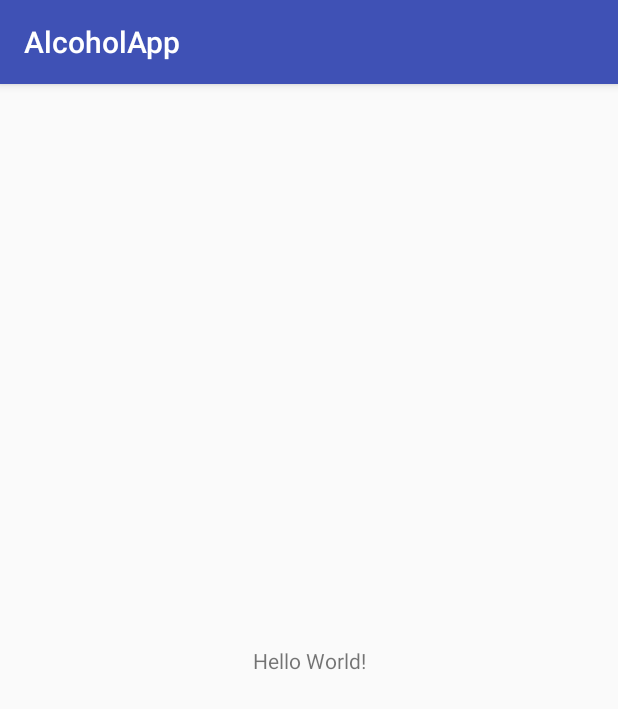
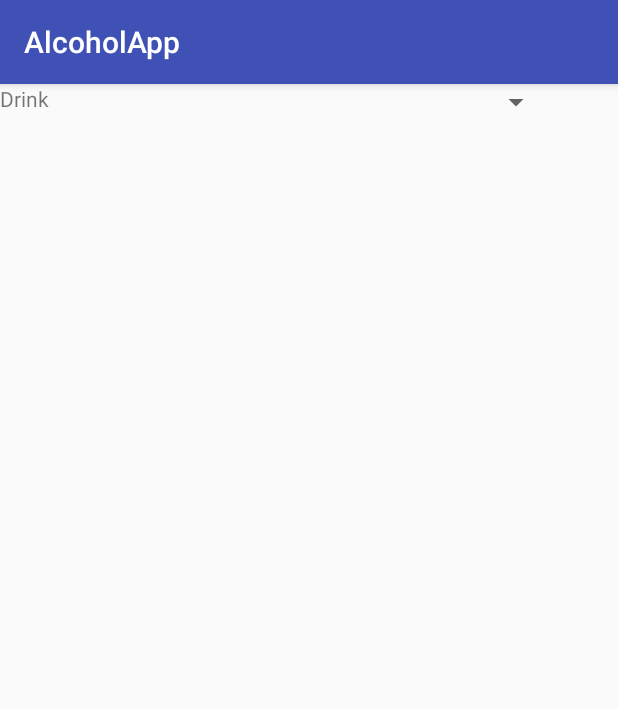
Before and after one commit to Aleksi123/ABVcalculator, an Android app: the screen it shows after launch (MainActivity), on a phone screen of 412 x 824 dp. Shown: the top 709 px of the screen. Run offline under Robolectric (Android 15) with nearby library versions, the phone set to English and light mode, and no system bars.

Commit message:
AppDatabase, Drink and DrinkDao added

```diff
--- a/app/build.gradle
+++ b/app/build.gradle
@@ -25,4 +25,9 @@ dependencies {
     testImplementation 'junit:junit:4.12'
     androidTestImplementation 'com.android.support.test:runner:1.0.2'
     androidTestImplementation 'com.android.support.test.espresso:espresso-core:3.0.2'
+
+    // Room
+    def room_version = "1.1.0" // or, for latest rc, use "1.1.1-rc1"
+    implementation "android.arch.persistence.room:runtime:$room_version"
+    annotationProcessor "android.arch.persistence.room:compiler:$room_version"
 }
--- a/app/src/main/res/layout/activity_main.xml
+++ b/app/src/main/res/layout/activity_main.xml
@@ -6,13 +6,18 @@
     android:layout_height="match_parent"
     tools:context=".MainActivity">
 
+    <Spinner
+        android:id="@+id/spinnerDrink"
+        android:layout_width="368dp"
+        android:layout_height="wrap_content"
+        tools:layout_editor_absoluteX="8dp"
+        tools:layout_editor_absoluteY="44dp" />
+
     <TextView
+        android:id="@+id/textViewDrink"
         android:layout_width="wrap_content"
         android:layout_height="wrap_content"
-        android:text="Hello World!"
-        app:layout_constraintBottom_toBottomOf="parent"
-        app:layout_constraintLeft_toLeftOf="parent"
-        app:layout_constraintRight_toRightOf="parent"
-        app:layout_constraintTop_toTopOf="parent" />
-
+        android:text="@string/drink"
+        tools:layout_editor_absoluteX="8dp"
+        tools:layout_editor_absoluteY="16dp" />
 </android.support.constraint.ConstraintLayout>
--- a/app/src/main/res/values/strings.xml
+++ b/app/src/main/res/values/strings.xml
@@ -1,3 +1,4 @@
 <resources>
     <string name="app_name">AlcoholApp</string>
+    <string name="drink">Drink</string>
 </resources>
```
Also changed, not shown: app/src/main/java/com/example/a/alcoholapp/AppDatabase.java (added, +25 -0 lines), app/src/main/java/com/example/a/alcoholapp/Drink.java (added, +59 -0 lines), app/src/main/java/com/example/a/alcoholapp/DrinkDao.java (added, +23 -0 lines).
